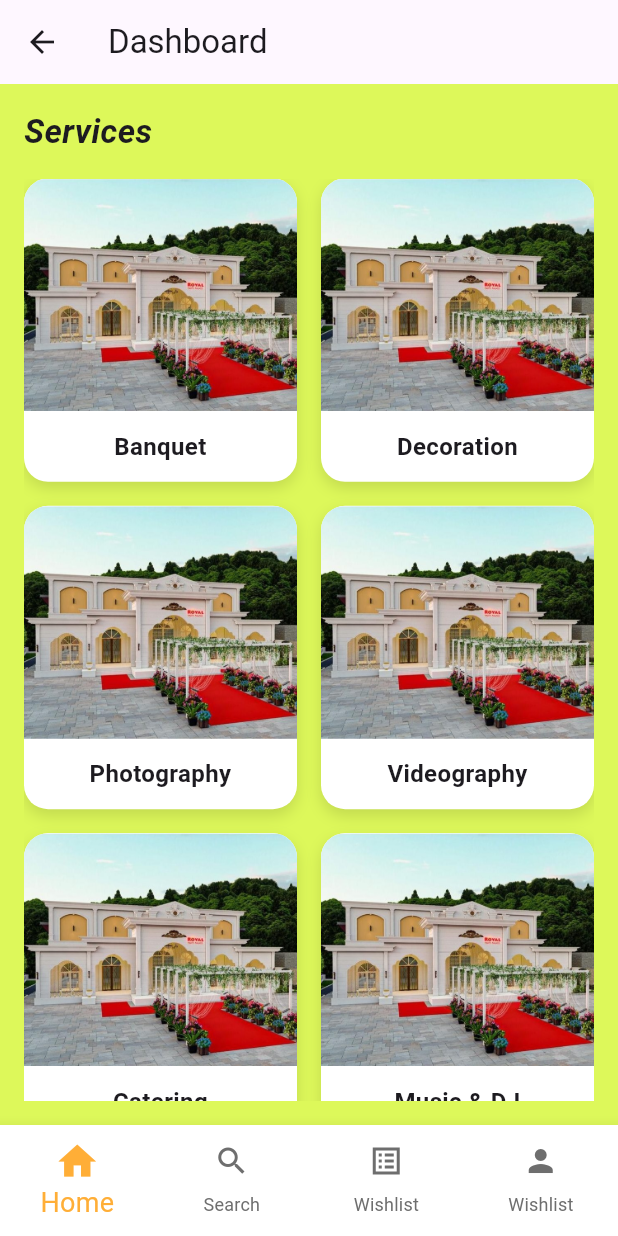
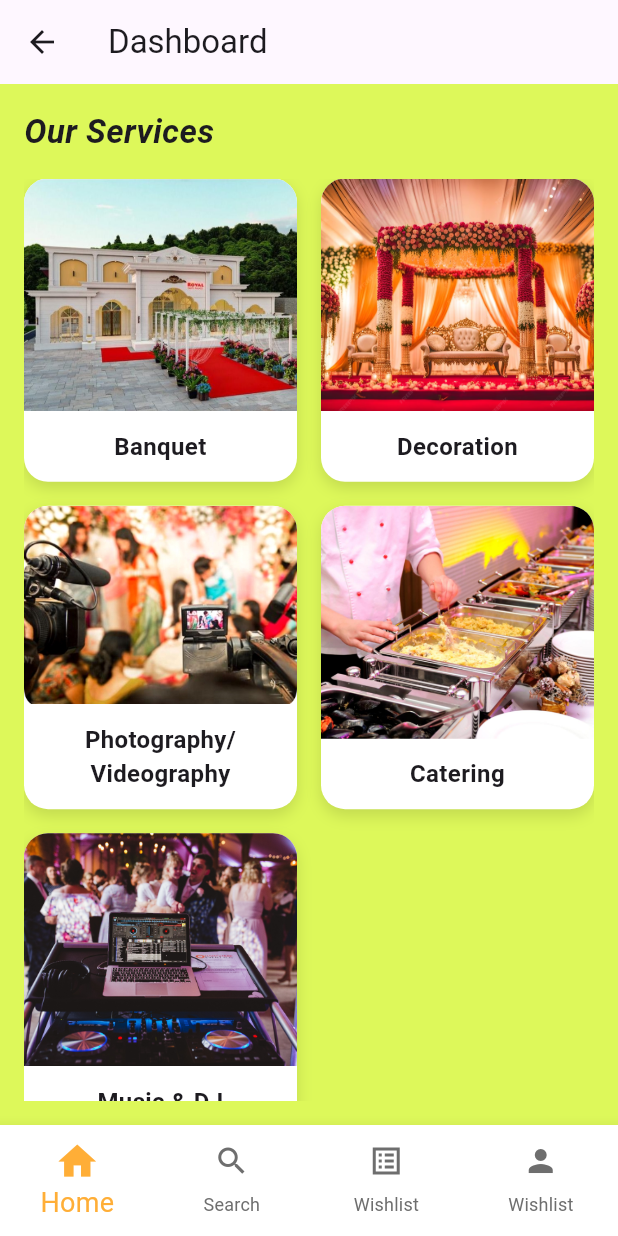
Before and after one commit to sanin751/myevents, a Flutter app: the BottomNavigationScreen screen opened directly, on a phone screen of 412 x 824 dp. Run offline on Flutter 3.47's test engine with Material 3 defaults, Android fonts, the light colour scheme and no system bars; Roboto replaces fonts that are missing (Bricolage).

Commit message:
updated home screen with images

```diff
--- a/lib/screens/bottom_screen/home_screen.dart
+++ b/lib/screens/bottom_screen/home_screen.dart
@@ -7,11 +7,10 @@ class HomeScreen extends StatelessWidget {
   Widget build(BuildContext context) {
     final services = [
       {"title": "Banquet", "image": "assets/image/banquet.jpeg"},
-      {"title": "Decoration", "image": "assets/image/banquet.jpeg"},
-      {"title": "Photography", "image": "assets/image/banquet.jpeg"},
-      {"title": "Videography", "image": "assets/image/banquet.jpeg"},
-      {"title": "Catering", "image": "assets/image/banquet.jpeg"},
-      {"title": "Music & DJ", "image": "assets/image/banquet.jpeg"},
+      {"title": "Decoration", "image": "assets/image/decoration.png"},
+      {"title": "Photography/Videography", "image": "assets/image/photo.png"},
+      {"title": "Catering", "image": "assets/image/catering.png"},
+      {"title": "Music & DJ", "image": "assets/image/music.png"},
     ];
 
     return Padding(
@@ -20,7 +19,7 @@ class HomeScreen extends StatelessWidget {
         crossAxisAlignment: CrossAxisAlignment.start,
         children: [
           const Text(
-            "Services",
+            "Our Services",
             style: TextStyle(
               fontSize: 22,
               fontWeight: FontWeight.bold,
```
Also changed, not shown: assets/image/catering.png (added), assets/image/decoration.png (added), assets/image/music.png (added), assets/image/photo.png (added).
